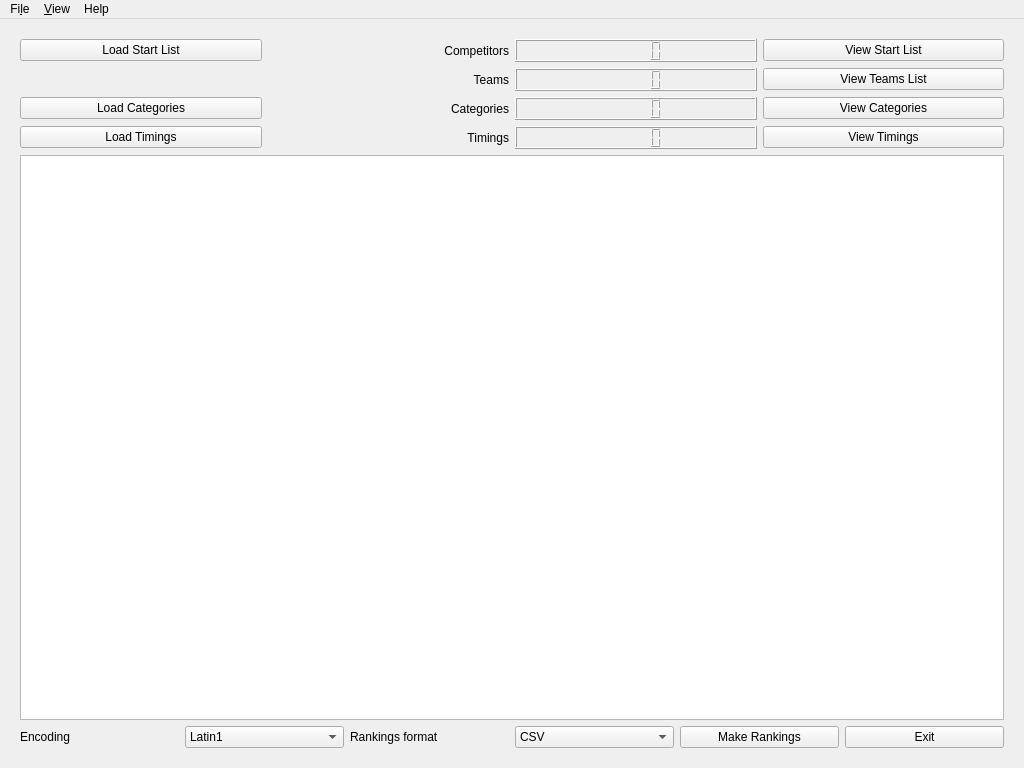
First picture: the form in chronorace.ui, repository flinco/LBChronoRace, before the edit.
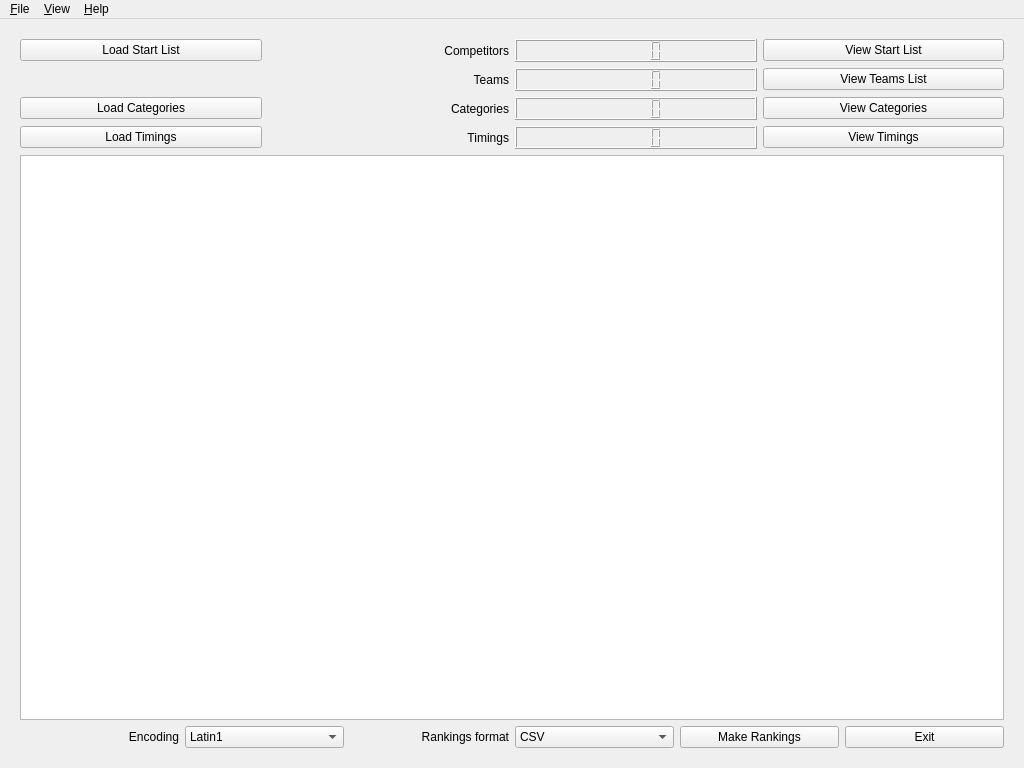
Second picture: the form after the edit.

Commit message: Fix missing UI translation and style on Windows

```diff
--- a/chronorace.ui
+++ b/chronorace.ui
@@ -185,6 +185,9 @@
         <property name="text">
          <string>Encoding</string>
         </property>
+        <property name="alignment">
+         <set>Qt::AlignRight|Qt::AlignTrailing|Qt::AlignVCenter</set>
+        </property>
        </widget>
       </item>
       <item>
@@ -209,6 +212,9 @@
         <property name="text">
          <string>Rankings format</string>
         </property>
+        <property name="alignment">
+         <set>Qt::AlignRight|Qt::AlignTrailing|Qt::AlignVCenter</set>
+        </property>
        </widget>
       </item>
       <item>
@@ -260,7 +266,10 @@
    </property>
    <widget class="QMenu" name="menuFile">
     <property name="title">
-     <string>Fi&amp;le</string>
+     <string>&amp;File</string>
+    </property>
+    <property name="toolTipsVisible">
+     <bool>false</bool>
     </property>
     <addaction name="actionSave"/>
     <addaction name="actionQuit"/>
@@ -276,7 +285,7 @@
    </widget>
    <widget class="QMenu" name="menuHelp">
     <property name="title">
-     <string>Help</string>
+     <string>&amp;Help</string>
     </property>
     <addaction name="actionAbout"/>
     <addaction name="actionAboutQt"/>
```
Left out of the diff: 18 changed lines with no effect on the pictures. The commit also changes 4 other files.
